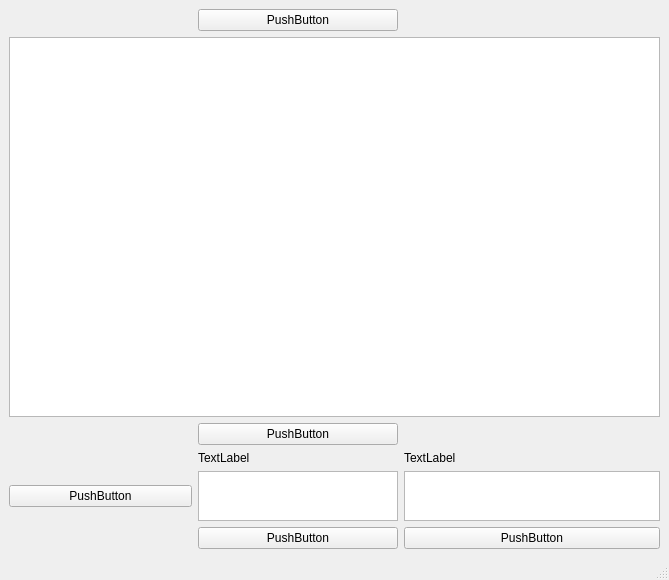
Before: the Qt Designer form CanCommunicateLinuxVersion/UI/SendWindowManTEST.ui in serarandal/CANCommunicate, drawn with Qt 5.
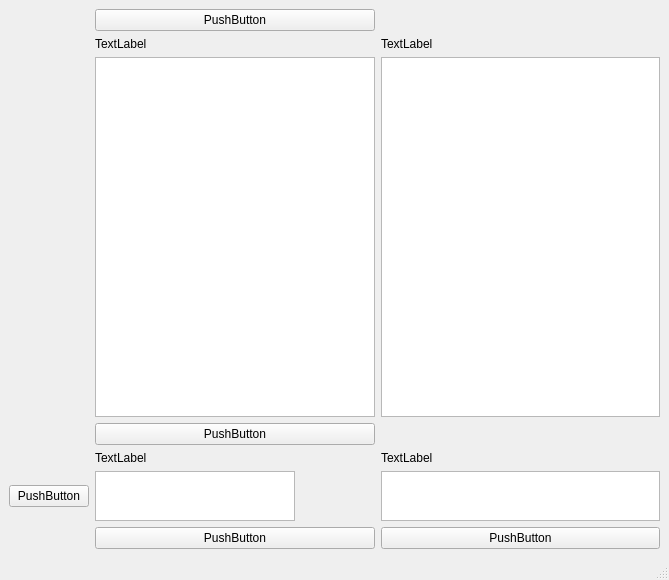
After: the same form once the commit is applied.

Commit message: "It just works"Todd Howard Updated ManMadeWindow UI

Patch:
```diff
--- a/CanCommunicateLinuxVersion/UI/SendWindowManTEST.ui
+++ b/CanCommunicateLinuxVersion/UI/SendWindowManTEST.ui
@@ -15,9 +15,9 @@
   </property>
   <widget class="QWidget" name="centralwidget">
    <layout class="QGridLayout" name="gridLayout_2">
-    <item row="0" column="0">
+    <item row="0" column="1">
      <layout class="QGridLayout" name="gridLayout">
-      <item row="6" column="3">
+      <item row="8" column="3">
        <widget class="QTextEdit" name="textEdit">
         <property name="sizePolicy">
          <sizepolicy hsizetype="Fixed" vsizetype="Fixed">
@@ -39,74 +39,71 @@
         </property>
        </widget>
       </item>
-      <item row="4" column="2">
-       <widget class="QPushButton" name="pushButton_3">
-        <property name="text">
-         <string>PushButton</string>
-        </property>
-       </widget>
-      </item>
-      <item row="6" column="2">
-       <widget class="QTextEdit" name="textEdit_2">
-        <property name="sizePolicy">
-         <sizepolicy hsizetype="Fixed" vsizetype="Fixed">
-          <horstretch>0</horstretch>
-          <verstretch>0</verstretch>
-         </sizepolicy>
-        </property>
-        <property name="minimumSize">
-         <size>
-          <width>20</width>
-          <height>20</height>
-         </size>
-        </property>
-        <property name="maximumSize">
-         <size>
-          <width>200</width>
-          <height>50</height>
-         </size>
-        </property>
-       </widget>
-      </item>
-      <item row="3" column="1" colspan="3">
-       <widget class="QListView" name="listView"/>
-      </item>
-      <item row="7" column="3">
+      <item row="9" column="3">
        <widget class="QPushButton" name="pushButton_4">
         <property name="text">
          <string>PushButton</string>
         </property>
        </widget>
       </item>
-      <item row="5" column="3">
+      <item row="7" column="3">
        <widget class="QLabel" name="label">
         <property name="text">
          <string>TextLabel</string>
         </property>
        </widget>
       </item>
-      <item row="6" column="1">
+      <item row="8" column="2">
+       <widget class="QTextEdit" name="textEdit_2">
+        <property name="sizePolicy">
+         <sizepolicy hsizetype="Fixed" vsizetype="Fixed">
+          <horstretch>0</horstretch>
+          <verstretch>0</verstretch>
+         </sizepolicy>
+        </property>
+        <property name="minimumSize">
+         <size>
+          <width>20</width>
+          <height>20</height>
+         </size>
+        </property>
+        <property name="maximumSize">
+         <size>
+          <width>200</width>
+          <height>50</height>
+         </size>
+        </property>
+       </widget>
+      </item>
+      <item row="8" column="1">
        <widget class="QPushButton" name="pushButton">
         <property name="text">
          <string>PushButton</string>
         </property>
        </widget>
       </item>
-      <item row="5" column="2">
-       <widget class="QLabel" name="label_2">
-        <property name="text">
-         <string>TextLabel</string>
-        </property>
-       </widget>
-      </item>
       <item row="7" column="2">
+       <widget class="QLabel" name="label_2">
+        <property name="text">
+         <string>TextLabel</string>
+        </property>
+       </widget>
+      </item>
+      <item row="9" column="2">
        <widget class="QPushButton" name="pushButton_2">
         <property name="text">
          <string>PushButton</string>
         </property>
        </widget>
       </item>
-      <item row="0" column="2">
+      <item row="6" column="2">
+       <widget class="QPushButton" name="pushButton_3">
+        <property name="text">
+         <string>PushButton</string>
+        </property>
+       </widget>
+      </item>
+      <item row="1" column="2">
        <widget class="QPushButton" name="pushButton_5">
         <property name="sizePolicy">
          <sizepolicy hsizetype="Minimum" vsizetype="Fixed">
@@ -131,6 +128,26 @@
         </property>
        </widget>
       </item>
+      <item row="5" column="2">
+       <widget class="QListWidget" name="listWidget"/>
+      </item>
+      <item row="5" column="3">
+       <widget class="QListView" name="listView"/>
+      </item>
+      <item row="2" column="2">
+       <widget class="QLabel" name="label_3">
+        <property name="text">
+         <string>TextLabel</string>
+        </property>
+       </widget>
+      </item>
+      <item row="2" column="3">
+       <widget class="QLabel" name="label_4">
+        <property name="text">
+         <string>TextLabel</string>
+        </property>
+       </widget>
+      </item>
      </layout>
     </item>
    </layout>
```
The commit also changes 3 other files.
